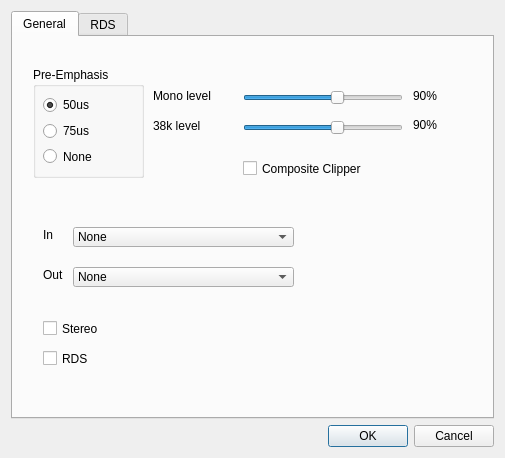
Before: the Qt Designer form JMPX/options.ui in jontio/JMPX, drawn with Qt 5.
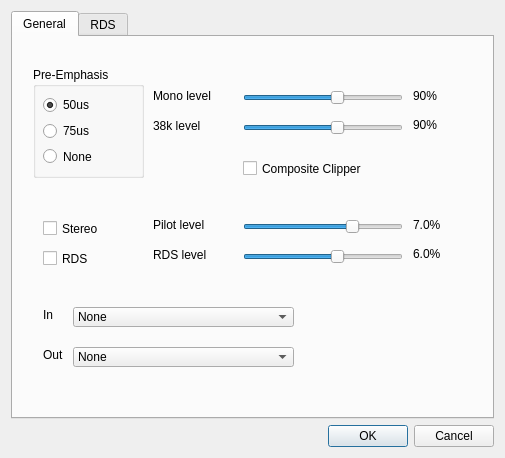
After: the same form once the commit is applied.

Commit message: Added stereo pilot level slider and RDS level slider

Diff of the .ui file:
```diff
--- a/JMPX/options.ui
+++ b/JMPX/options.ui
@@ -82,7 +82,7 @@
        <property name="geometry">
         <rect>
          <x>30</x>
-         <y>310</y>
+         <y>210</y>
          <width>90</width>
          <height>23</height>
         </rect>
@@ -98,7 +98,7 @@
        <property name="geometry">
         <rect>
          <x>30</x>
-         <y>280</y>
+         <y>180</y>
          <width>90</width>
          <height>23</height>
         </rect>
@@ -220,7 +220,7 @@
        <property name="geometry">
         <rect>
          <x>60</x>
-         <y>230</y>
+         <y>310</y>
          <width>221</width>
          <height>20</height>
         </rect>
@@ -235,7 +235,7 @@
        <property name="geometry">
         <rect>
          <x>30</x>
-         <y>190</y>
+         <y>270</y>
          <width>31</width>
          <height>16</height>
         </rect>
@@ -248,7 +248,7 @@
        <property name="geometry">
         <rect>
          <x>60</x>
-         <y>190</y>
+         <y>270</y>
          <width>221</width>
          <height>20</height>
         </rect>
@@ -263,7 +263,7 @@
        <property name="geometry">
         <rect>
          <x>30</x>
-         <y>230</y>
+         <y>310</y>
          <width>31</width>
          <height>16</height>
         </rect>
@@ -272,6 +272,96 @@
         <string>Out</string>
        </property>
       </widget>
+      <widget class="QLabel" name="label_pilotlevel">
+       <property name="geometry">
+        <rect>
+         <x>400</x>
+         <y>180</y>
+         <width>51</width>
+         <height>16</height>
+        </rect>
+       </property>
+       <property name="text">
+        <string>7.0%</string>
+       </property>
+      </widget>
+      <widget class="QSlider" name="horizontalSlider_rdslevel">
+       <property name="geometry">
+        <rect>
+         <x>230</x>
+         <y>209</y>
+         <width>160</width>
+         <height>21</height>
+        </rect>
+       </property>
+       <property name="maximum">
+        <number>100</number>
+       </property>
+       <property name="value">
+        <number>60</number>
+       </property>
+       <property name="orientation">
+        <enum>Qt::Horizontal</enum>
+       </property>
+      </widget>
+      <widget class="QLabel" name="label_10">
+       <property name="geometry">
+        <rect>
+         <x>140</x>
+         <y>180</y>
+         <width>91</width>
+         <height>16</height>
+        </rect>
+       </property>
+       <property name="text">
+        <string>Pilot level</string>
+       </property>
+      </widget>
+      <widget class="QSlider" name="horizontalSlider_pilotlevel">
+       <property name="geometry">
+        <rect>
+         <x>230</x>
+         <y>179</y>
+         <width>160</width>
+         <height>21</height>
+        </rect>
+       </property>
+       <property name="maximum">
+        <number>100</number>
+       </property>
+       <property name="value">
+        <number>70</number>
+       </property>
+       <property name="orientation">
+        <enum>Qt::Horizontal</enum>
+       </property>
+      </widget>
+      <widget class="QLabel" name="label_rdslevel">
+       <property name="geometry">
+        <rect>
+         <x>400</x>
+         <y>209</y>
+         <width>51</width>
+         <height>16</height>
+        </rect>
+       </property>
+       <property name="text">
+        <string>6.0%</string>
+       </property>
+      </widget>
+      <widget class="QLabel" name="label_11">
+       <property name="geometry">
+        <rect>
+         <x>140</x>
+         <y>210</y>
+         <width>81</width>
+         <height>16</height>
+        </rect>
+       </property>
+       <property name="text">
+        <string>RDS level</string>
+       </property>
+      </widget>
      </widget>
      <widget class="QWidget" name="RDS_basics">
       <attribute name="title">
```
The commit also changes 5 other files.
